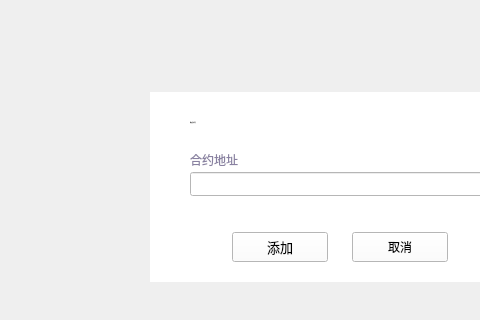
The window that XWCWallet/dapp/AddTokenDialog.ui (Whitecoin-Owner/Whitecoin-qt) describes before a commit, drawn with Qt 5; both pictures show x 140 to 620 and y 84 to 404 of the 960 by 543 pixel window.
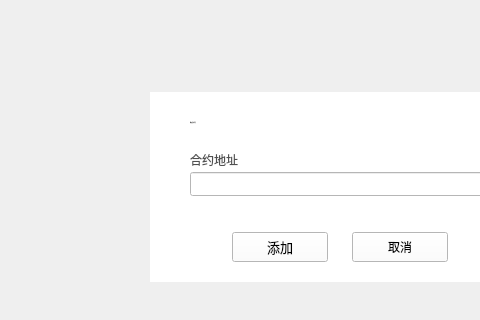
The same window after the commit.

What changed in the file:
```diff
--- a/XWCWallet/dapp/AddTokenDialog.ui
+++ b/XWCWallet/dapp/AddTokenDialog.ui
@@ -110,7 +110,7 @@
       </rect>
      </property>
      <property name="styleSheet">
-      <string notr="true">QLabel{font: 11px &quot;微软雅黑&quot;;color: rgb(137, 129, 161);}
+      <string notr="true">QLabel{font: 11px &quot;微软雅黑&quot;;color:rgb(80,80,80);}
 </string>
      </property>
      <property name="text">
```
